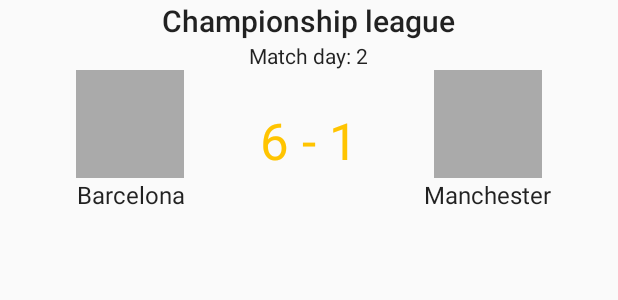
After one commit to walternunes/football-matches, an Android app: the layout widget_scores_list_item.xml on its own in the app's theme, with its tools: preview values and no code run, on a phone screen of 412 x 824 dp. The commit adds this screen. Shown: the top 300 px of the screen. Run offline under Robolectric (Android 15) with nearby library versions, the phone set to English and light mode, and no system bars.

Commit message:
Added widget view

```diff
--- a/app/src/main/java/jnuneslab/com/footballmatches/service/FetchScoreTask.java
+++ b/app/src/main/java/jnuneslab/com/footballmatches/service/FetchScoreTask.java
@@ -2,6 +2,7 @@ package jnuneslab.com.footballmatches.service;
 
 import android.content.ContentValues;
 import android.content.Context;
+import android.content.Intent;
 import android.net.Uri;
 import android.os.AsyncTask;
 import android.preference.PreferenceManager;
@@ -33,7 +34,11 @@ import jnuneslab.com.footballmatches.util.Util;
  */
 public class FetchScoreTask extends AsyncTask<Void, Void, Void> {
 
+    // Log Tag
     public static final String LOG_TAG = FetchScoreTask.class.getSimpleName();
+
+    // Broadcast sent when matches fetch is done
+    public static final String BROADCAST_MATCHES_UPDATED = "jnuneslab.com.footballmatches.BROADCAST_MATCHES_UPDATED";
     private final Context mContext;
 
     /**
@@ -265,6 +270,7 @@ public class FetchScoreTask extends AsyncTask<Void, Void, Void> {
             int insertedRows = mContext.getContentResolver().bulkInsert(
                     MatchesContract.BASE_CONTENT_URI, insert_data);
 
+            mContext.sendBroadcast(new Intent(BROADCAST_MATCHES_UPDATED).setPackage(mContext.getPackageName()));
             Log.v(LOG_TAG, "Successfully Inserted : " + String.valueOf(insertedRows));
         } catch (JSONException e) {
             Log.e(LOG_TAG, "JSON Exception: " + e.getMessage());
--- /dev/null
+++ b/app/src/main/res/layout/widget_scores_list_item.xml
@@ -0,0 +1,108 @@
+<?xml version="1.0" encoding="utf-8"?><!--
+  ~ Copyright 2015.  Emin Yahyayev
+  ~
+  ~ Licensed under the Apache License, Version 2.0 (the "License");
+  ~ you may not use this file except in compliance with the License.
+  ~ You may obtain a copy of the License at
+  ~
+  ~     http://www.apache.org/licenses/LICENSE-2.0
+  ~
+  ~ Unless required by applicable law or agreed to in writing, software
+  ~ distributed under the License is distributed on an "AS IS" BASIS,
+  ~ WITHOUT WARRANTIES OR CONDITIONS OF ANY KIND, either express or implied.
+  ~ See the License for the specific language governing permissions and
+  ~ limitations under the License.
+  -->
+
+<LinearLayout xmlns:android="http://schemas.android.com/apk/res/android"
+    xmlns:tools="http://schemas.android.com/tools"
+    android:layout_width="match_parent"
+    android:layout_height="wrap_content"
+    android:orientation="vertical" >
+
+    <TextView
+        android:id="@+id/widget_item_league"
+        android:layout_width="wrap_content"
+        android:layout_height="wrap_content"
+        android:layout_gravity="center_horizontal"
+        android:textAppearance="@style/TextAppearance.AppCompat.Title"
+        tools:text="Championship league" />
+
+    <TextView
+        android:id="@+id/widget_item_matchday"
+        android:layout_width="wrap_content"
+        android:layout_height="wrap_content"
+        android:layout_gravity="center_horizontal"
+        android:textAppearance="@style/TextAppearance.AppCompat.Body1"
+        tools:text="Match day: 2" />
+
+    <LinearLayout
+        android:layout_width="match_parent"
+        android:layout_height="wrap_content"
+        android:baselineAligned="true"
+        android:orientation="horizontal">
+
+        <LinearLayout
+            android:layout_width="0dp"
+            android:layout_height="match_parent"
+            android:layout_weight="1"
+            android:orientation="vertical"
+            tools:ignore="UseCompoundDrawables">
+
+            <ImageView
+                android:id="@+id/widget_item_home_crest"
+
+                android:layout_width="72dp"
+                android:layout_height="72dp"
+                android:layout_gravity="center"
+                tools:src="@android:color/darker_gray" />
+
+            <TextView
+                android:id="@+id/widget_item_home_name"
+                android:layout_width="wrap_content"
+                android:layout_height="wrap_content"
+                android:layout_gravity="center"
+                android:gravity="center"
+                android:textAppearance="@style/TextAppearance.AppCompat.Subhead"
+                tools:text="Barcelona" />
+
+        </LinearLayout>
+
+        <TextView
+            android:id="@+id/widget_item_score"
+            android:layout_width="wrap_content"
+            android:layout_height="match_parent"
+            android:gravity="center"
+            android:textAppearance="@style/TextAppearance.AppCompat.Display1"
+            android:textColor="@color/accent"
+            tools:text="6 - 1" />
+
+        <LinearLayout
+            android:layout_width="0dp"
+            android:layout_height="match_parent"
+            android:layout_weight="1"
+            android:orientation="vertical"
+            tools:ignore="UseCompoundDrawables">
+
+            <ImageView
+                android:id="@+id/widget_item_away_crest"
+                android:layout_width="72dp"
+                android:layout_height="72dp"
+                android:layout_gravity="center"
+                android:contentDescription="fsdfa"
+                tools:src="@android:color/darker_gray" />
+
+            <TextView
+                android:id="@+id/widget_item_away_name"
+                android:layout_width="wrap_content"
+                android:layout_height="wrap_content"
+                android:layout_gravity="center"
+                android:gravity="center"
+                android:textAppearance="@style/TextAppearance.AppCompat.Subhead"
+                tools:text="Manchester" />
+
+        </LinearLayout>
+
+    </LinearLayout>
+
+</LinearLayout>
--- a/app/src/main/res/values/dimens.xml
+++ b/app/src/main/res/values/dimens.xml
@@ -33,6 +33,12 @@
     <dimen name="image_size_large_score_width">72dp</dimen>
     <dimen name="image_size_large_score_height">72dp</dimen>
 
+    <!-- Widget dimen sizes -->
+    <dimen name="widget_default_initial_height">250dp</dimen>
+    <dimen name="widget_default_initial_width">250dp</dimen>
+    <dimen name="widget_default_resize_height">180dp</dimen>
+    <dimen name="widget_default_resize_width">250dp</dimen>
+
     <!-- Text dimen sizes -->
     <dimen name="text_size_large_score">28sp</dimen>
     <dimen name="text_size_medium">18sp</dimen>
--- a/app/src/main/res/values/strings.xml
+++ b/app/src/main/res/values/strings.xml
@@ -12,11 +12,14 @@
     <string name="action_settings">Settings</string>
 
     <!-- Matches values -->
-    <string name="no_matches">There is no matches today.</string>
+    <string name="no_matches">There are no matches today.</string>
 
     <!-- Toolbar values -->
     <string name="today">Today</string>
     <string name="tomorrow">Tomorrow</string>
     <string name="yesterday">Yesterday</string>
 
+    <!-- Widget title -->
+    <string name="widget_title">Today matches</string>
+
 </resources>
```
Also changed, not shown: app/src/main/AndroidManifest.xml (+33 -6 lines), app/src/main/java/jnuneslab/com/footballmatches/ui/fragment/MainActivityFragment.java (+20 -7 lines), app/src/main/java/jnuneslab/com/footballmatches/ui/widget/WidgetProvider.java (added, +49 -0 lines), app/src/main/java/jnuneslab/com/footballmatches/ui/widget/WidgetRemoteViewService.java (added, +150 -0 lines), app/src/main/res/layout/widget_main.xml (added, +59 -0 lines), app/src/main/res/xml/widget_provider.xml (added, +11 -0 lines).
